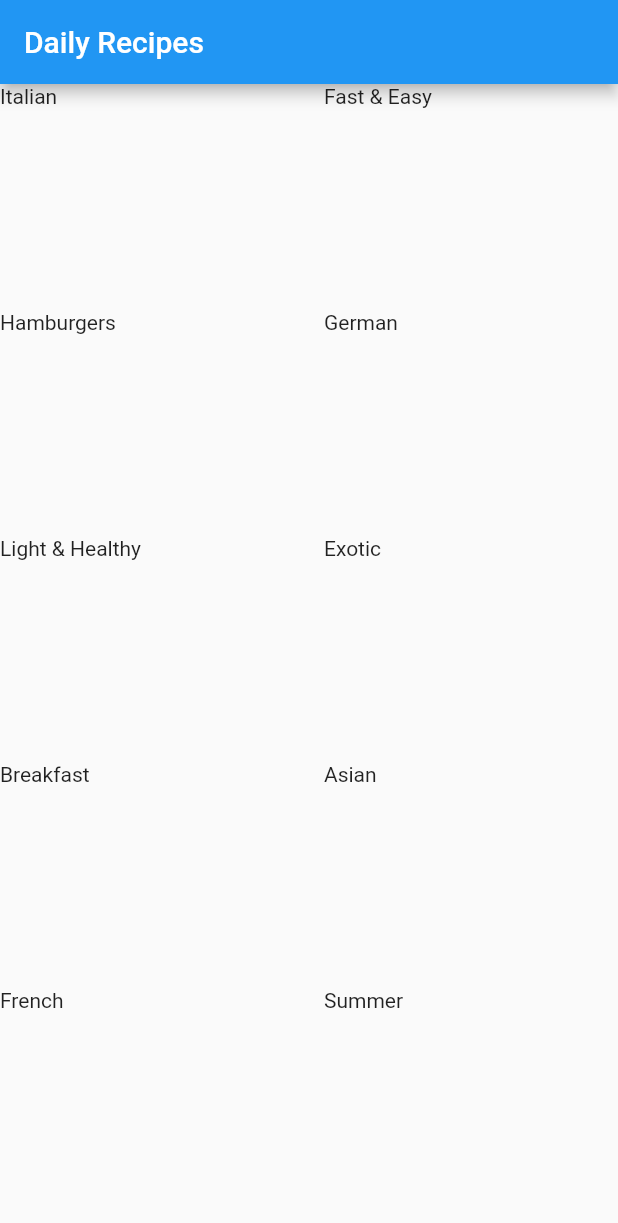
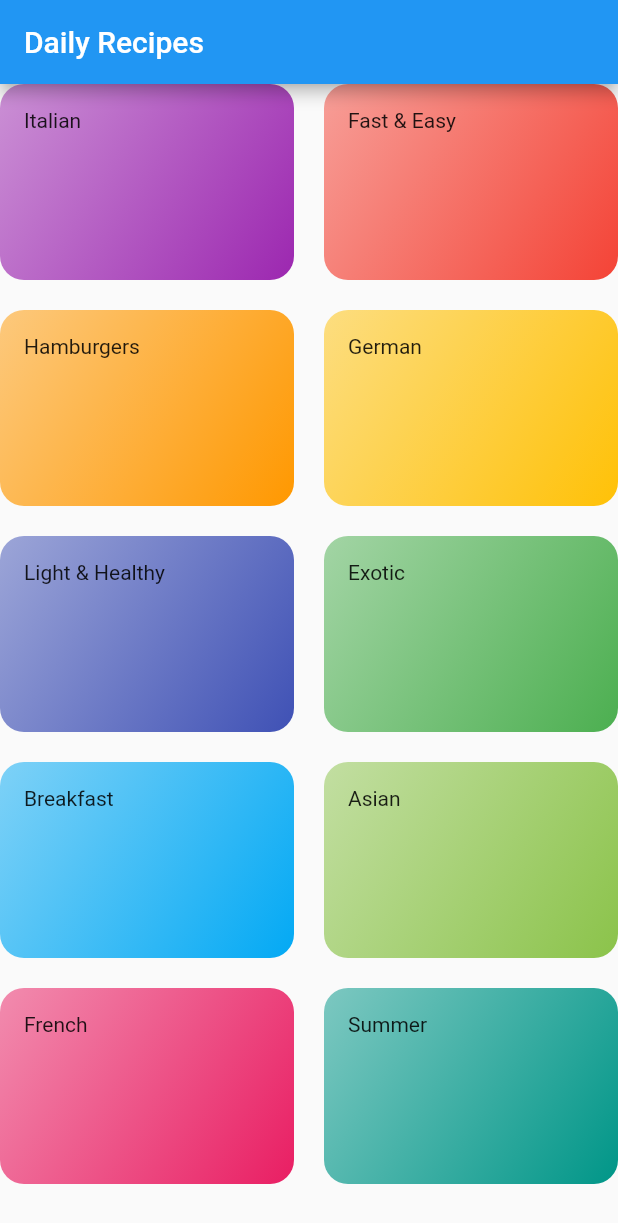
Before and after one commit to dominickbrasileiro/flutter_recipes, a Flutter app: the screen it shows after launch, on a phone screen of 412 x 824 dp. Shown: the top 1223 px of the screen. Run offline on Flutter 3.47's test engine with Material 2 defaults, Android fonts, the phone set to English and light mode, and no system bars.

Commit message:
stylise CategoryItem component

```diff
--- a/lib/components/category_item.dart
+++ b/lib/components/category_item.dart
@@ -10,6 +10,18 @@ class CategoryItem extends StatelessWidget {
   @override
   Widget build(BuildContext context) {
     return Container(
+      padding: const EdgeInsets.all(16),
+      decoration: BoxDecoration(
+        borderRadius: BorderRadius.circular(16),
+        gradient: LinearGradient(
+          begin: Alignment.topLeft,
+          end: Alignment.bottomRight,
+          colors: [
+            category.color.withOpacity(0.5),
+            category.color,
+          ],
+        ),
+      ),
       child: Text(category.title),
     );
   }
```
